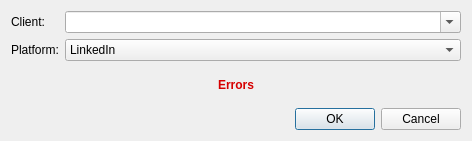
First picture: the form in src/gui/ui/newinstancedialog.ui, repository smalbadger/social, before the edit.
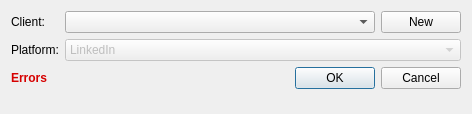
Second picture: the form after the edit.

Commit message: made newclientdialog and started adding functionality to it, and updated newinstancedialog to use newclientdialog

What changed in the file:
```diff
--- a/src/gui/ui/newinstancedialog.ui
+++ b/src/gui/ui/newinstancedialog.ui
@@ -7,7 +7,7 @@
     <x>0</x>
     <y>0</y>
     <width>472</width>
-    <height>141</height>
+    <height>114</height>
    </rect>
   </property>
   <property name="windowTitle">
@@ -16,18 +16,6 @@
   <property name="sizeGripEnabled">
    <bool>false</bool>
   </property>
-  <layout class="QGridLayout" name="gridLayout">
-   <item row="2" column="0">
-    <widget class="QDialogButtonBox" name="buttonBox">
-     <property name="orientation">
-      <enum>Qt::Horizontal</enum>
-     </property>
-     <property name="standardButtons">
-      <set>QDialogButtonBox::Cancel|QDialogButtonBox::Ok</set>
-     </property>
-    </widget>
-   </item>
-   <item row="0" column="0">
     <layout class="QFormLayout" name="formLayout">
      <item row="0" column="0">
       <widget class="QLabel" name="label">
@@ -37,11 +25,34 @@
       </widget>
      </item>
      <item row="0" column="1">
+    <layout class="QHBoxLayout" name="horizontalLayout">
+     <item>
       <widget class="QComboBox" name="clientBox">
+       <property name="sizePolicy">
+        <sizepolicy hsizetype="Expanding" vsizetype="Fixed">
+         <horstretch>0</horstretch>
+         <verstretch>0</verstretch>
+        </sizepolicy>
+       </property>
+       <property name="minimumSize">
+        <size>
+         <width>200</width>
+         <height>0</height>
+        </size>
+       </property>
        <property name="editable">
-        <bool>true</bool>
+        <bool>false</bool>
        </property>
       </widget>
+     </item>
+     <item>
+      <widget class="QPushButton" name="newClientButton">
+       <property name="text">
+        <string>New</string>
+       </property>
+      </widget>
+     </item>
+    </layout>
      </item>
      <item row="1" column="0">
       <widget class="QLabel" name="label_2">
@@ -52,6 +63,15 @@
      </item>
      <item row="1" column="1">
       <widget class="QComboBox" name="platformBox">
+     <property name="enabled">
+      <bool>false</bool>
+     </property>
+     <property name="sizePolicy">
+      <sizepolicy hsizetype="Expanding" vsizetype="Fixed">
+       <horstretch>0</horstretch>
+       <verstretch>0</verstretch>
+      </sizepolicy>
+     </property>
        <item>
         <property name="text">
          <string>LinkedIn</string>
@@ -59,9 +79,7 @@
        </item>
       </widget>
      </item>
-    </layout>
-   </item>
-   <item row="1" column="0">
+   <item row="2" column="0">
     <widget class="QLabel" name="errorLabel">
      <property name="palette">
       <palette>
@@ -114,6 +132,16 @@
      </property>
     </widget>
    </item>
+   <item row="2" column="1">
+    <widget class="QDialogButtonBox" name="buttonBox">
+     <property name="orientation">
+      <enum>Qt::Horizontal</enum>
+     </property>
+     <property name="standardButtons">
+      <set>QDialogButtonBox::Cancel|QDialogButtonBox::Ok</set>
+     </property>
+    </widget>
+   </item>
   </layout>
  </widget>
  <resources/>
```
Lines whose indentation alone changed are shown as unchanged. The commit also changes 3 other files.
